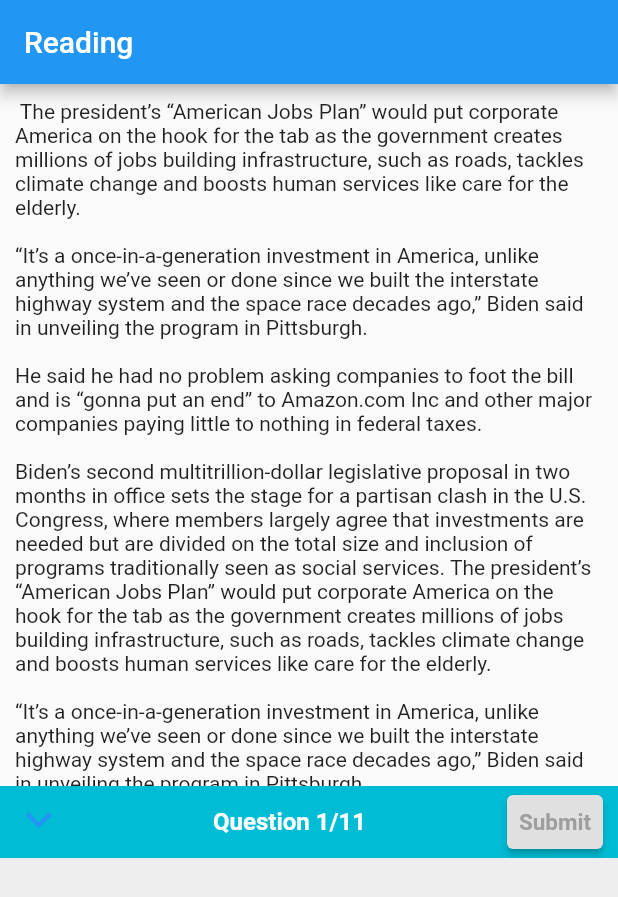
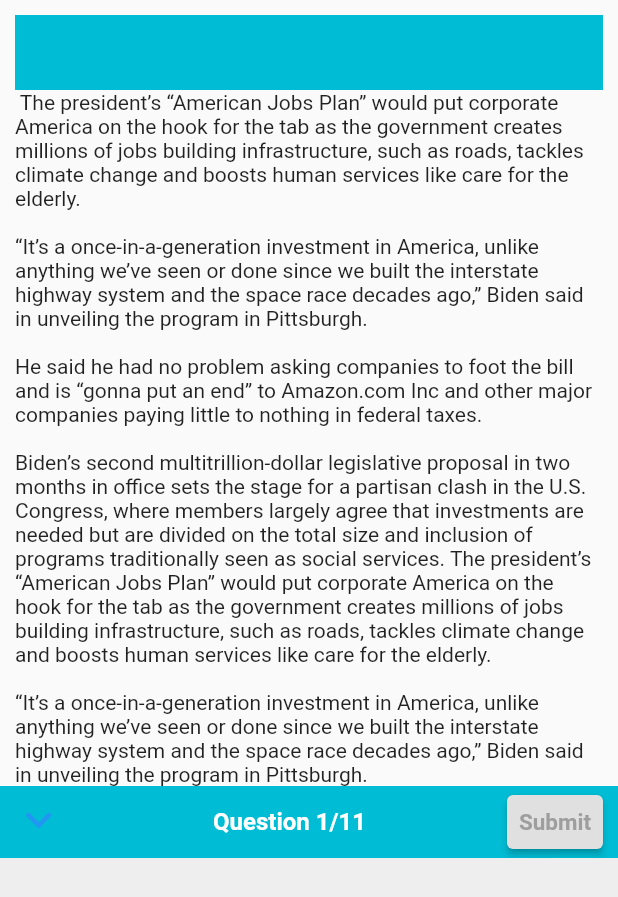
Before and after one commit to entest-hai/flutter_ielts, a Flutter app: the screen it shows after launch, on a phone screen of 412 x 824 dp. Shown: the top 897 px of the screen. Run offline on Flutter 3.47's test engine with Material 2 defaults, Android fonts, the light colour scheme and no system bars; our stand-ins replace carousel_slider, flutter_bloc.

Commit message:
reading progressbar

```diff
--- a/lib/reading_app.dart
+++ b/lib/reading_app.dart
@@ -7,18 +7,24 @@ class ReadingApp extends StatelessWidget {
   Widget build(BuildContext context) {
     return MaterialApp(
       home: Scaffold(
-        appBar: AppBar(
-          title: Text("Reading"),
-        ),
         body: SafeArea(
           child: Stack(
             children: [
               Padding(
                 padding: const EdgeInsets.all(10.0),
-                child: SingleChildScrollView(
-                  child: Center(
-                    child: Text(readingcontent),
-                  ),
+                child: Column(
+                  children: [
+                    Container(
+                      color: Colors.cyan,
+                      height: 50,
+                    ),
+                    Expanded(
+                        child: SingleChildScrollView(
+                      child: Center(
+                        child: Text(readingcontent),
+                      ),
+                    ))
+                  ],
                 ),
               ),
               Positioned(
@@ -34,6 +40,19 @@ class ReadingApp extends StatelessWidget {
   }
 }
 
+//
+class ReadingProgressBar extends StatelessWidget {
+  @override
+  Widget build(BuildContext context) {
+    return Container(
+      width: MediaQuery.of(context).size.width,
+      height: 50,
+      color: Colors.cyan,
+    );
+  }
+}
+
+// QuestionView with collapsable
 class QuestionView extends StatefulWidget {
   @override
   State<StatefulWidget> createState() {
```
